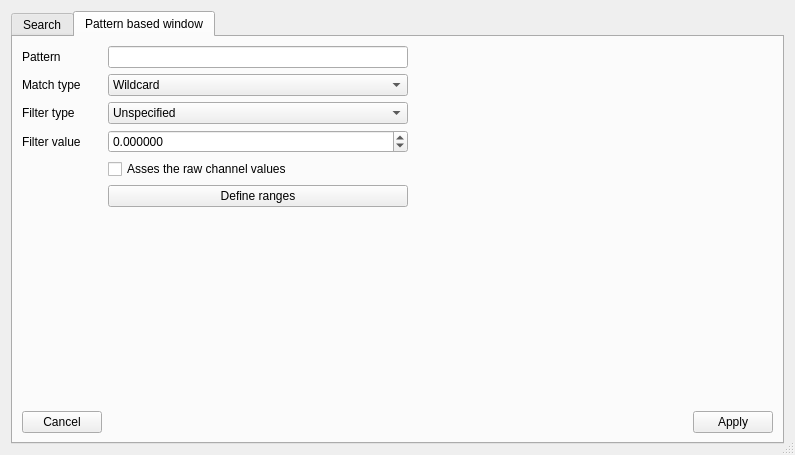
Old version of the form asammdf/gui/ui/search_dialog.ui in the repository danielhrisca/asammdf.
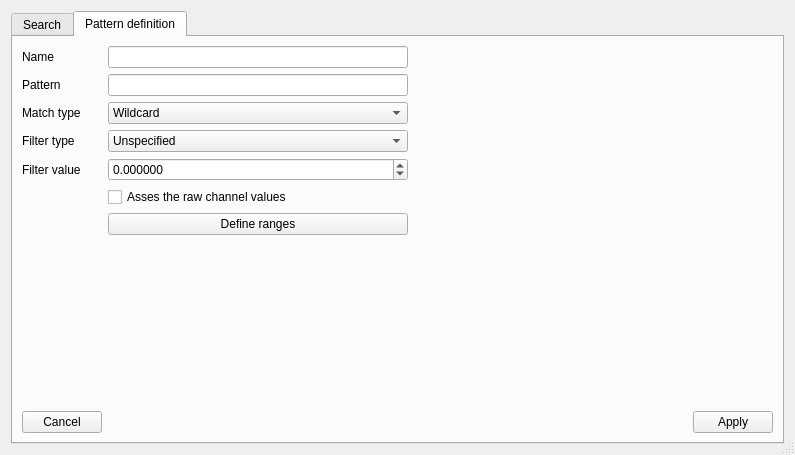
New version of the form. The open tabs and pages were chosen to show the change. Icons and pictures are not drawn. Custom widgets are drawn as their Qt base class.

Commit message: pattern in plot selection tree

Patch:
```diff
--- a/asammdf/gui/ui/search_dialog.ui
+++ b/asammdf/gui/ui/search_dialog.ui
@@ -157,24 +157,30 @@
      </widget>
      <widget class="QWidget" name="tab_2">
       <attribute name="title">
-       <string>Pattern based window</string>
+       <string>Pattern definition</string>
       </attribute>
-      <layout class="QGridLayout" name="gridLayout_3" rowstretch="0,0,0,0,1,0,0,0" columnstretch="0,0,0,1,0">
-       <item row="3" column="1">
-        <widget class="QLabel" name="label_4">
-         <property name="text">
-          <string>Filter value</string>
+      <layout class="QGridLayout" name="gridLayout_3" rowstretch="0,0,0,0,1,0,0,0,0" columnstretch="0,0,0,1,0">
+       <item row="7" column="1">
+        <spacer name="verticalSpacer">
+         <property name="orientation">
+          <enum>Qt::Vertical</enum>
          </property>
-        </widget>
+         <property name="sizeHint" stdset="0">
+          <size>
+           <width>20</width>
+           <height>254</height>
+          </size>
+         </property>
+        </spacer>
        </item>
-       <item row="7" column="4">
-        <widget class="QPushButton" name="apply_pattern_btn">
+       <item row="5" column="2">
+        <widget class="QCheckBox" name="raw">
          <property name="text">
-          <string>Apply</string>
+          <string>Asses the raw channel values</string>
          </property>
         </widget>
        </item>
-       <item row="3" column="2">
+       <item row="4" column="2">
         <widget class="QDoubleSpinBox" name="filter_value">
          <property name="decimals">
           <number>6</number>
@@ -187,41 +193,45 @@
          </property>
         </widget>
        </item>
-       <item row="0" column="1">
-        <widget class="QLabel" name="label_2">
-         <property name="text">
-          <string>Pattern</string>
-         </property>
+       <item row="3" column="2">
+        <widget class="QComboBox" name="filter_type">
+         <item>
+          <property name="text">
+           <string>Unspecified</string>
+          </property>
+         </item>
+         <item>
+          <property name="text">
+           <string>Contains</string>
+          </property>
+         </item>
+         <item>
+          <property name="text">
+           <string>Do not contain</string>
+          </property>
+         </item>
+         <item>
+          <property name="text">
+           <string>Constant</string>
+          </property>
+         </item>
         </widget>
        </item>
-       <item row="2" column="1">
+       <item row="3" column="1">
         <widget class="QLabel" name="label_3">
          <property name="text">
           <string>Filter type</string>
          </property>
         </widget>
        </item>
-       <item row="6" column="1">
-        <spacer name="verticalSpacer">
-         <property name="orientation">
-          <enum>Qt::Vertical</enum>
-         </property>
-         <property name="sizeHint" stdset="0">
-          <size>
-           <width>20</width>
-           <height>254</height>
-          </size>
-         </property>
-        </spacer>
-       </item>
-       <item row="7" column="1">
-        <widget class="QPushButton" name="cancel_pattern_btn">
+       <item row="4" column="1">
+        <widget class="QLabel" name="label_4">
          <property name="text">
-          <string>Cancel</string>
+          <string>Filter value</string>
          </property>
         </widget>
        </item>
-       <item row="7" column="3">
+       <item row="8" column="3">
         <spacer name="horizontalSpacer_3">
          <property name="orientation">
           <enum>Qt::Horizontal</enum>
@@ -234,7 +244,35 @@
          </property>
         </spacer>
        </item>
-       <item row="0" column="2">
+       <item row="6" column="2">
+        <widget class="QPushButton" name="define_ranges_btn">
+         <property name="text">
+          <string>Define ranges</string>
+         </property>
+        </widget>
+       </item>
+       <item row="8" column="4">
+        <widget class="QPushButton" name="apply_pattern_btn">
+         <property name="text">
+          <string>Apply</string>
+         </property>
+        </widget>
+       </item>
+       <item row="8" column="1">
+        <widget class="QPushButton" name="cancel_pattern_btn">
+         <property name="text">
+          <string>Cancel</string>
+         </property>
+        </widget>
+       </item>
+       <item row="1" column="1">
+        <widget class="QLabel" name="label_2">
+         <property name="text">
+          <string>Pattern</string>
+         </property>
+        </widget>
+       </item>
+       <item row="1" column="2">
         <widget class="QLineEdit" name="pattern">
          <property name="minimumSize">
           <size>
@@ -244,14 +282,7 @@
          </property>
         </widget>
        </item>
-       <item row="5" column="2">
-        <widget class="QPushButton" name="define_ranges_btn">
-         <property name="text">
-          <string>Define ranges</string>
-         </property>
-        </widget>
-       </item>
-       <item row="1" column="2">
+       <item row="2" column="2">
         <widget class="QComboBox" name="pattern_match_type">
          <item>
           <property name="text">
@@ -265,44 +296,23 @@
          </item>
         </widget>
        </item>
-       <item row="2" column="2">
-        <widget class="QComboBox" name="filter_type">
-         <item>
-          <property name="text">
-           <string>Unspecified</string>
-          </property>
-         </item>
-         <item>
-          <property name="text">
-           <string>Contains</string>
-          </property>
-         </item>
-         <item>
-          <property name="text">
-           <string>Do not contain</string>
-          </property>
-         </item>
-         <item>
-          <property name="text">
-           <string>Constant</string>
-          </property>
-         </item>
-        </widget>
-       </item>
-       <item row="1" column="1">
+       <item row="2" column="1">
         <widget class="QLabel" name="label_5">
          <property name="text">
           <string>Match type</string>
          </property>
         </widget>
        </item>
-       <item row="4" column="2">
-        <widget class="QCheckBox" name="raw">
+       <item row="0" column="1">
+        <widget class="QLabel" name="label_6">
          <property name="text">
-          <string>Asses the raw channel values</string>
+          <string>Name</string>
          </property>
         </widget>
        </item>
+       <item row="0" column="2">
+        <widget class="QLineEdit" name="name"/>
+       </item>
       </layout>
      </widget>
     </widget>
```
The commit also changes 8 other files.
